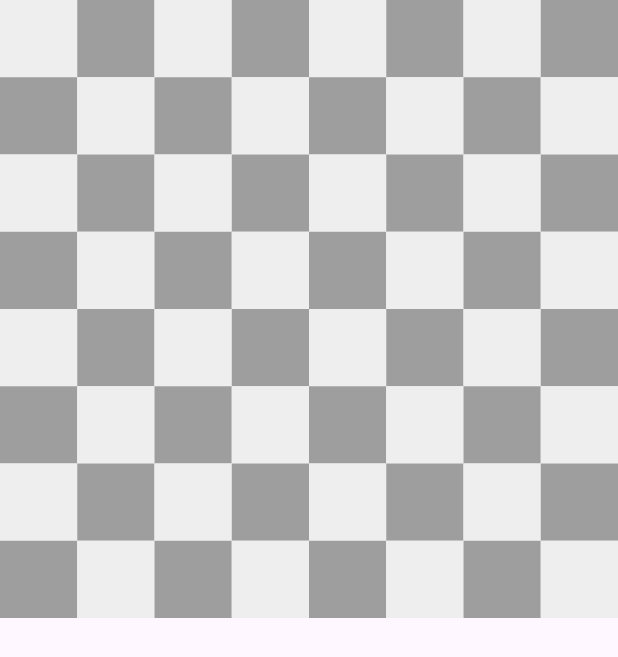
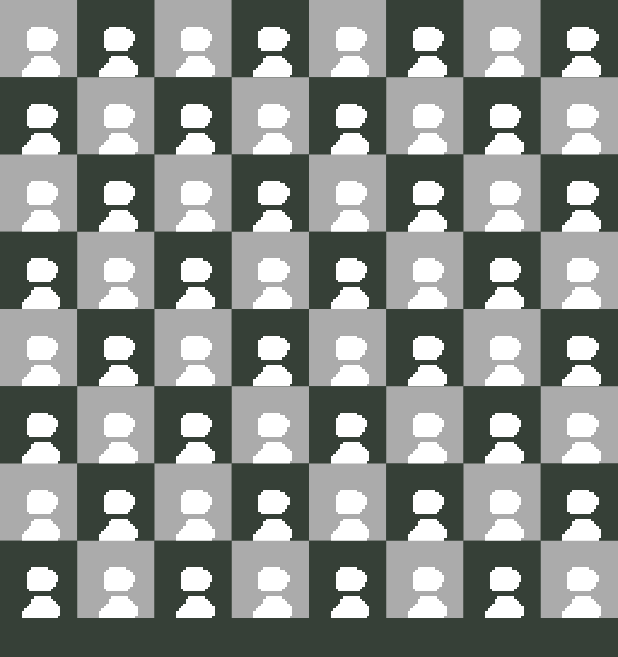
Before and after one commit to irv-me/chess_app_2c, a Flutter app: the screen it shows after launch, on a phone screen of 412 x 824 dp. Shown: the top 657 px of the screen. Run offline on Flutter 3.47's test engine with Material 3 defaults, Android fonts, the phone set to English and light mode, and no system bars.

Commit message:
Board and pieces render

```diff
--- /dev/null
+++ b/lib/components/piece.dart
@@ -0,0 +1,14 @@
+enum ChessPieceType {pawn, rook, knight, bishop, queen, king}
+
+
+class ChessPiece {
+  final ChessPieceType type;
+  final bool isWhite;
+  final String imagePath;
+
+  ChessPiece({
+    required this.type,
+    required this.isWhite,
+    required this.imagePath,
+  });
+}
--- a/lib/components/square.dart
+++ b/lib/components/square.dart
@@ -1,13 +1,23 @@
+import "package:chess_app_2c/components/piece.dart";
+import "package:chess_app_2c/values/colors.dart";
 import "package:flutter/material.dart";
 
 class Square extends StatelessWidget {
   final bool isWhite;
-  const Square({super.key, required this.isWhite});
+  final ChessPiece? piece;
+
+  const Square({super.key, required this.isWhite, required this.piece});
 
   @override
   Widget build(BuildContext context) {
     return Container(
-      color: isWhite ? Colors.grey[200] : Colors.grey[500],
+      color: isWhite ? whiteSquarecolor : blackSquarecolor,
+      child: piece != null ? Image.asset(
+        piece!.imagePath,
+        color: piece!.isWhite ? Colors.white: Colors.black,
+        fit: BoxFit.contain,
+        filterQuality: FilterQuality.none) : null
+
     );
   }
 }
--- a/lib/game_board.dart
+++ b/lib/game_board.dart
@@ -1,4 +1,6 @@
+import "package:chess_app_2c/components/piece.dart";
 import "package:chess_app_2c/components/square.dart";
+import "package:chess_app_2c/values/colors.dart";
 import "package:flutter/material.dart";
 import 'package:chess_app_2c/helper/helper_methods.dart';
 
@@ -10,17 +12,41 @@ class GameBoard extends StatefulWidget {
 }
 
 class _GameBoardState extends State<GameBoard> {
+
+  //A two dimensional list representing the chess board
+  //with each position possibly containing a chess piece
+  late List<List<ChessPiece?>> board;
+  @override
+  void initState() {
+    super.initState();
+    _initializeBoard();
+  }
+
+  //initialize board
+  void _initializeBoard() {
+    //Initialize the board with nulls, meaning no pieces in those positions
+    List<List<ChessPiece?>> newBoard = List.generate(8, (index) => List.generate(8, (index) => null));
+  }
+
+  //Pieces
+  ChessPiece myPawn = ChessPiece(type: ChessPieceType.pawn, isWhite: true,  imagePath: 'assets/images/pawn.png',);
+
   @override
   Widget build(BuildContext context) {
     return Scaffold(
+      backgroundColor: blackSquarecolor,
       body: GridView.builder(
         itemCount: 64,
         physics: const NeverScrollableScrollPhysics(),
         gridDelegate: const SliverGridDelegateWithFixedCrossAxisCount(crossAxisCount: 8),
        itemBuilder: (context, index) {
-        return Square(isWhite: isWhite(index));
+        return Square(
+          isWhite: isWhite(index),
+          piece:myPawn,
+
+           );
        },
-       )
+      )
     );
   }
 }
--- /dev/null
+++ b/lib/values/colors.dart
@@ -0,0 +1,4 @@
+import "package:flutter/material.dart";
+
+var blackSquarecolor = Color.fromARGB(255, 54, 64, 55);
+var whiteSquarecolor = Color.fromARGB(255, 171, 171, 171);
--- a/pubspec.yaml
+++ b/pubspec.yaml
@@ -58,8 +58,8 @@ flutter:
   uses-material-design: true
 
   # To add assets to your application, add an assets section, like this:
-  # assets:
-  #   - images/a_dot_burr.jpeg
+  assets:
+    - assets/images/
   #   - images/a_dot_ham.jpeg
 
   # An image asset can refer to one or more resolution-specific "variants", see
```
Also changed, not shown: assets/images/bishop.png (added), assets/images/king.png (added), assets/images/knight.png (added), assets/images/pawn.png (added), assets/images/queen.png (added), assets/images/rook.png (added), web_entrypoint.dart (added).
